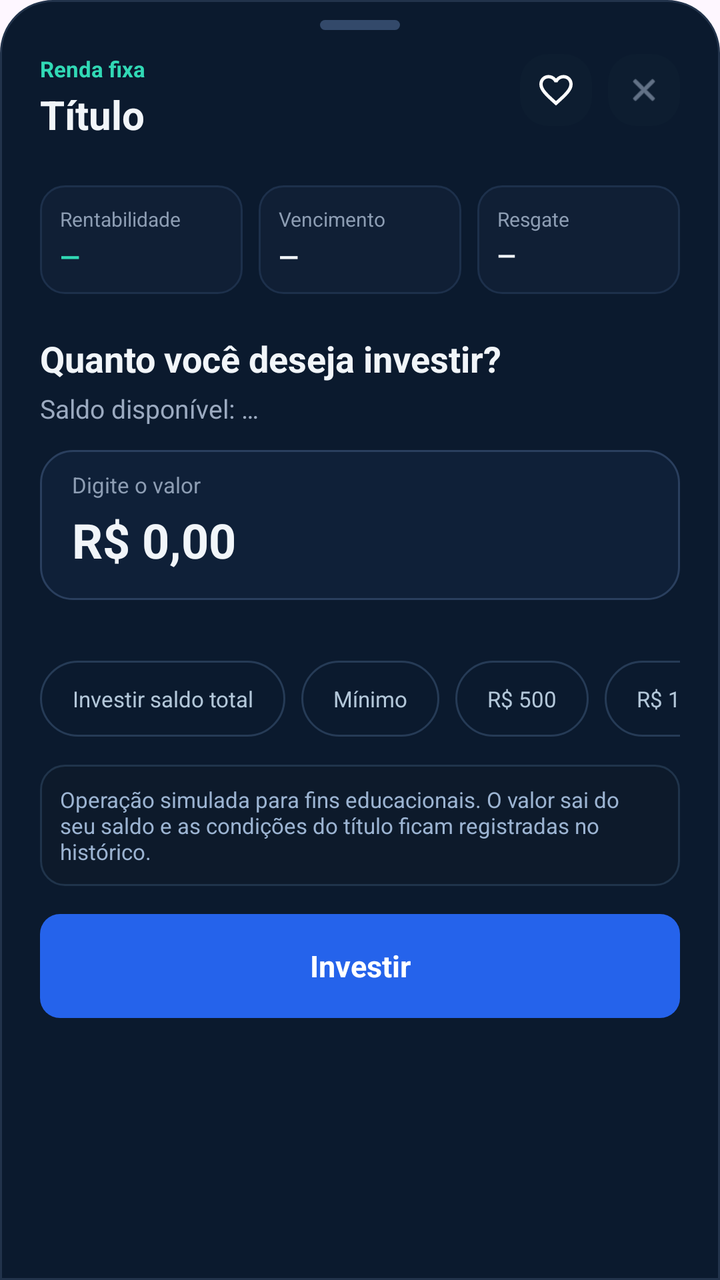
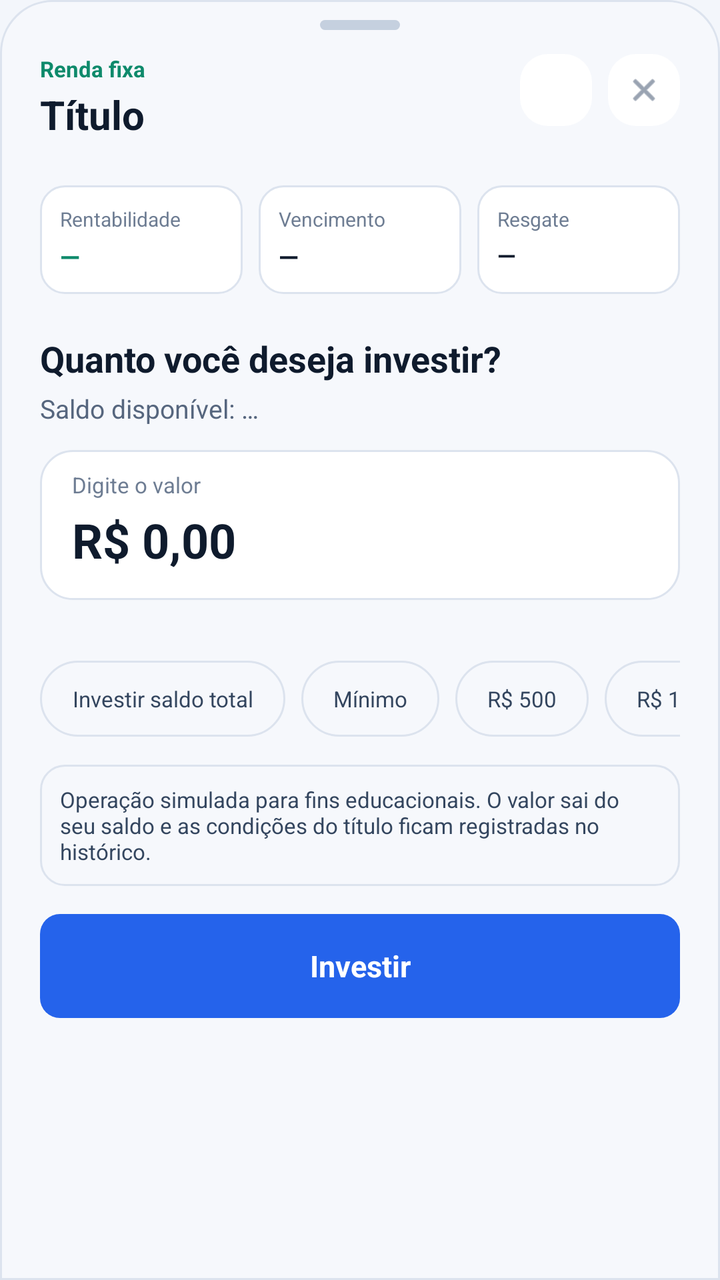

Before-and-after screenshots of an Android layout around one commit, followed by the original layout XML and the change that was made.
<!-- AndroidManifest.xml: application theme Theme.AccurancyMobileApp -->
<!-- res/layout/sheet_investir_renda_fixa.xml -->
<?xml version="1.0" encoding="utf-8"?>
<LinearLayout xmlns:android="http://schemas.android.com/apk/res/android"
    xmlns:app="http://schemas.android.com/apk/res-auto"
    android:layout_width="match_parent"
    android:layout_height="wrap_content"
    android:background="@drawable/bg_bottom_sheet_card"
    android:orientation="vertical">

    <View
        android:layout_width="40dp"
        android:layout_height="5dp"
        android:layout_gravity="center_horizontal"
        android:layout_marginTop="10dp"
        android:background="@drawable/bg_sheet_handle" />

    <ScrollView
        android:layout_width="match_parent"
        android:layout_height="wrap_content"
        android:overScrollMode="never"
        android:scrollbars="none">

        <LinearLayout
            android:id="@+id/conteudoSheetRf"
            android:layout_width="match_parent"
            android:layout_height="wrap_content"
            android:orientation="vertical"
            android:paddingHorizontal="20dp"
            android:paddingTop="12dp"
            android:paddingBottom="20dp">

            
            <RelativeLayout
                android:id="@+id/blocoTituloSheet"
                android:layout_width="match_parent"
                android:layout_height="wrap_content">

                <LinearLayout
                    android:layout_width="match_parent"
                    android:layout_height="wrap_content"
                    android:layout_marginEnd="92dp"
                    android:orientation="vertical">

                    <TextView
                        android:id="@+id/tvSheetTipo"
                        android:layout_width="wrap_content"
                        android:layout_height="wrap_content"
                        android:text="Renda fixa"
                        android:textColor="#31D9B5"
                        android:textSize="11sp"
                        android:textStyle="bold" />

                    <TextView
                        android:id="@+id/tvSheetNome"
                        android:layout_width="match_parent"
                        android:layout_height="wrap_content"
                        android:layout_marginTop="2dp"
                        android:text="Título"
                        android:textColor="#F1F5F9"
                        android:textSize="20sp"
                        android:textStyle="bold" />

                    <LinearLayout
                        android:layout_width="wrap_content"
                        android:layout_height="wrap_content"
                        android:layout_marginTop="8dp"
                        android:orientation="horizontal">

                        <TextView
                            android:id="@+id/tvSheetSeloFgc"
                            android:layout_width="wrap_content"
                            android:layout_height="wrap_content"
                            android:background="@drawable/bg_selo_titulo"
                            android:paddingHorizontal="8dp"
                            android:paddingVertical="3dp"
                            android:text="Garantia FGC"
                            android:textColor="#B3C7D9"
                            android:textSize="10sp"
                            android:visibility="gone" />

                        <TextView
                            android:id="@+id/tvSheetSeloIr"
                            android:layout_width="wrap_content"
                            android:layout_height="wrap_content"
                            android:layout_marginStart="6dp"
                            android:background="@drawable/bg_selo_titulo"
                            android:paddingHorizontal="8dp"
                            android:paddingVertical="3dp"
                            android:text="Isento de IR"
                            android:textColor="#31D9B5"
                            android:textSize="10sp"
                            android:visibility="gone" />
                    </LinearLayout>
                </LinearLayout>

                <ImageView
                    android:id="@+id/btnFavoritoSheet"
                    android:layout_width="36dp"
                    android:layout_height="36dp"
                    android:layout_alignParentEnd="true"
                    android:layout_marginEnd="44dp"
                    android:background="@drawable/bg_icon_button"
                    android:clickable="true"
                    android:contentDescription="Adicionar aos favoritos"
                    android:focusable="true"
                    android:padding="8dp"
                    android:src="@drawable/ic_favorito_vazio" />

                <ImageView
                    android:id="@+id/btnFecharSheet"
                    android:layout_width="36dp"
                    android:layout_height="36dp"
                    android:layout_alignParentEnd="true"
                    android:background="@drawable/bg_icon_button"
                    android:clickable="true"
                    android:contentDescription="Fechar"
                    android:focusable="true"
                    android:padding="9dp"
                    android:src="@android:drawable/ic_menu_close_clear_cancel"
                    app:tint="#9BAAC0" />
            </RelativeLayout>

            
            <LinearLayout
                android:id="@+id/blocoResumoSheet"
                android:layout_width="match_parent"
                android:layout_height="wrap_content"
                android:layout_marginTop="14dp"
                android:baselineAligned="false"
                android:orientation="horizontal"
                android:weightSum="3">

                <LinearLayout
                    android:layout_width="0dp"
                    android:layout_height="match_parent"
                    android:layout_weight="1"
                    android:background="@drawable/bg_sheet_info_tile"
                    android:orientation="vertical"
                    android:padding="10dp">

                    <TextView
                        android:layout_width="wrap_content"
                        android:layout_height="wrap_content"
                        android:text="Rentabilidade"
                        android:textColor="#8D9DB3"
                        android:textSize="10sp" />

                    <TextView
                        android:id="@+id/tvSheetRentabilidade"
                        android:layout_width="wrap_content"
                        android:layout_height="wrap_content"
                        android:layout_marginTop="3dp"
                        android:text="—"
                        android:textColor="#31D9B5"
                        android:textSize="13sp"
                        android:textStyle="bold" />
                </LinearLayout>

                <LinearLayout
                    android:layout_width="0dp"
                    android:layout_height="match_parent"
                    android:layout_marginStart="8dp"
                    android:layout_weight="1"
                    android:background="@drawable/bg_sheet_info_tile"
                    android:orientation="vertical"
                    android:padding="10dp">

                    <TextView
                        android:layout_width="wrap_content"
                        android:layout_height="wrap_content"
                        android:text="Vencimento"
                        android:textColor="#8D9DB3"
                        android:textSize="10sp" />

                    <TextView
                        android:id="@+id/tvSheetVencimento"
                        android:layout_width="wrap_content"
                        android:layout_height="wrap_content"
                        android:layout_marginTop="3dp"
                        android:text="—"
                        android:textColor="#F1F5F9"
                        android:textSize="13sp"
                        android:textStyle="bold" />
                </LinearLayout>

                <LinearLayout
                    android:layout_width="0dp"
                    android:layout_height="match_parent"
                    android:layout_marginStart="8dp"
                    android:layout_weight="1"
                    android:background="@drawable/bg_sheet_info_tile"
                    android:orientation="vertical"
                    android:padding="10dp">

                    <TextView
                        android:layout_width="wrap_content"
                        android:layout_height="wrap_content"
                        android:text="Resgate"
                        android:textColor="#8D9DB3"
                        android:textSize="10sp" />

                    <TextView
                        android:id="@+id/tvSheetLiquidez"
                        android:layout_width="wrap_content"
                        android:layout_height="wrap_content"
                        android:layout_marginTop="3dp"
                        android:ellipsize="end"
                        android:maxLines="2"
                        android:text="—"
                        android:textColor="#F1F5F9"
                        android:textSize="12sp"
                        android:textStyle="bold" />
                </LinearLayout>
            </LinearLayout>

            
            <TextView
                android:id="@+id/tvSheetPergunta"
                android:layout_width="match_parent"
                android:layout_height="wrap_content"
                android:layout_marginTop="20dp"
                android:text="Quanto você deseja investir?"
                android:textColor="#F1F5F9"
                android:textSize="18sp"
                android:textStyle="bold" />

            <TextView
                android:id="@+id/tvSheetSaldo"
                android:layout_width="match_parent"
                android:layout_height="wrap_content"
                android:layout_marginTop="4dp"
                android:text="Saldo disponível: …"
                android:textColor="#9BAAC0"
                android:textSize="13sp" />

            
            <LinearLayout
                android:id="@+id/campoValorSheet"
                android:layout_width="match_parent"
                android:layout_height="wrap_content"
                android:layout_marginTop="12dp"
                android:background="@drawable/bg_campo_valor_sheet"
                android:orientation="vertical"
                android:paddingHorizontal="16dp"
                android:paddingVertical="10dp">

                <TextView
                    android:layout_width="wrap_content"
                    android:layout_height="wrap_content"
                    android:text="Digite o valor"
                    android:textColor="#8D9DB3"
                    android:textSize="11sp" />

                <EditText
                    android:id="@+id/etValorSheet"
                    android:layout_width="match_parent"
                    android:layout_height="wrap_content"
                    android:background="@null"
                    android:importantForAutofill="no"
                    android:inputType="number"
                    android:maxLength="18"
                    android:paddingHorizontal="0dp"
                    android:paddingVertical="4dp"
                    android:singleLine="true"
                    android:text="R$ 0,00"
                    android:textColor="#F1F5F9"
                    android:textSize="24sp"
                    android:textStyle="bold" />
            </LinearLayout>

            <TextView
                android:id="@+id/tvSheetAviso"
                android:layout_width="match_parent"
                android:layout_height="wrap_content"
                android:layout_marginTop="6dp"
                android:text=" "
                android:textColor="#829BB9"
                android:textSize="12sp" />

            
            <HorizontalScrollView
                android:id="@+id/blocoAtalhosSheet"
                android:layout_width="match_parent"
                android:layout_height="wrap_content"
                android:layout_marginTop="8dp"
                android:overScrollMode="never"
                android:scrollbars="none">

                <LinearLayout
                    android:layout_width="wrap_content"
                    android:layout_height="wrap_content"
                    android:orientation="horizontal">

                    <TextView
                        android:id="@+id/chipSaldoTotal"
                        style="@style/ValorRapidoDeposito"
                        android:layout_width="wrap_content"
                        android:paddingHorizontal="16dp"
                        android:text="Investir saldo total" />

                    <TextView
                        android:id="@+id/chipMinimo"
                        style="@style/ValorRapidoDeposito"
                        android:layout_width="wrap_content"
                        android:layout_marginStart="8dp"
                        android:paddingHorizontal="16dp"
                        android:text="Mínimo" />

                    <TextView
                        android:id="@+id/chip500"
                        style="@style/ValorRapidoDeposito"
                        android:layout_width="wrap_content"
                        android:layout_marginStart="8dp"
                        android:paddingHorizontal="16dp"
                        android:text="R$ 500" />

                    <TextView
                        android:id="@+id/chip1000"
                        style="@style/ValorRapidoDeposito"
                        android:layout_width="wrap_content"
                        android:layout_marginStart="8dp"
                        android:paddingHorizontal="16dp"
                        android:text="R$ 1.000" />
                </LinearLayout>
            </HorizontalScrollView>

            <TextView
                android:id="@+id/tvSheetNota"
                android:layout_width="match_parent"
                android:layout_height="wrap_content"
                android:layout_marginTop="14dp"
                android:background="@drawable/bg_buy_asset_notice"
                android:padding="10dp"
                android:text="Operação simulada para fins educacionais. O valor sai do seu saldo e as condições do título ficam registradas no histórico."
                android:textColor="#9CB4D2"
                android:textSize="11sp" />

            <TextView
                android:id="@+id/btnInvestirSheet"
                android:layout_width="match_parent"
                android:layout_height="52dp"
                android:layout_marginTop="14dp"
                android:background="@drawable/bg_btn_primary"
                android:clickable="true"
                android:focusable="true"
                android:gravity="center"
                android:text="Investir"
                android:textColor="@android:color/white"
                android:textSize="15sp"
                android:textStyle="bold" />
        </LinearLayout>
    </ScrollView>
</LinearLayout>
<!-- resources referenced by this layout -->
<resources>
  <!-- drawable bg_bottom_sheet_card (drawable) -->
  <?xml version="1.0" encoding="utf-8"?>
  <shape xmlns:android="http://schemas.android.com/apk/res/android">
      <solid android:color="#0B1A2E" />
      <stroke
          android:width="1dp"
          android:color="#22334B" />
      <corners
          android:topLeftRadius="26dp"
          android:topRightRadius="26dp" />
  </shape>
  <!-- drawable bg_btn_primary (drawable) -->
  <?xml version="1.0" encoding="utf-8"?>
  <selector xmlns:android="http://schemas.android.com/apk/res/android">
      
      <item android:state_pressed="true">
          <shape android:shape="rectangle">
              <solid android:color="#1D4ED8" />
              <corners android:radius="10dp" />
          </shape>
      </item>
      
      <item>
          <shape android:shape="rectangle">
              <solid android:color="@color/btn_primary" />
              <corners android:radius="10dp" />
          </shape>
      </item>
  </selector>
  <!-- drawable bg_buy_asset_notice (drawable) -->
  <?xml version="1.0" encoding="utf-8"?>
  <shape xmlns:android="http://schemas.android.com/apk/res/android" android:shape="rectangle">
      <solid android:color="#0D1A2B" />
      <stroke android:width="1dp" android:color="#20344B" />
      <corners android:radius="12dp" />
  </shape>
  <!-- drawable bg_campo_valor_sheet (drawable) -->
  <?xml version="1.0" encoding="utf-8"?>
  <selector xmlns:android="http://schemas.android.com/apk/res/android">
      <item android:state_focused="true">
          <shape android:shape="rectangle">
              <solid android:color="#0F2038" />
              <stroke
                  android:width="1.5dp"
                  android:color="#2563EB" />
              <corners android:radius="16dp" />
          </shape>
      </item>
      <item>
          <shape android:shape="rectangle">
              <solid android:color="#0F2038" />
              <stroke
                  android:width="1dp"
                  android:color="#2A3F5E" />
              <corners android:radius="16dp" />
          </shape>
      </item>
  </selector>
  <!-- drawable bg_selo_titulo (drawable) -->
  <?xml version="1.0" encoding="utf-8"?>
  <shape xmlns:android="http://schemas.android.com/apk/res/android">
      <solid android:color="#25364C" />
      <corners android:radius="6dp" />
  </shape>
  <!-- drawable bg_sheet_handle (drawable) -->
  <?xml version="1.0" encoding="utf-8"?>
  <shape xmlns:android="http://schemas.android.com/apk/res/android">
      <solid android:color="#33496A" />
      <corners android:radius="3dp" />
  </shape>
  <!-- drawable bg_sheet_info_tile (drawable) -->
  <?xml version="1.0" encoding="utf-8"?>
  <shape xmlns:android="http://schemas.android.com/apk/res/android">
      <solid android:color="#101F35" />
      <stroke
          android:width="1dp"
          android:color="#1D304B" />
      <corners android:radius="12dp" />
  </shape>
  <style name="ValorRapidoDeposito">
          <item name="android:layout_height">38dp</item>
          <item name="android:background">@drawable/bg_valor_rapido</item>
          <item name="android:gravity">center</item>
          <item name="android:clickable">true</item>
          <item name="android:focusable">true</item>
          <item name="android:textColor">#B3C7D9</item>
          <item name="android:textSize">11sp</item>
      </style>
  <color name="btn_primary">#2563EB</color>
  <color name="card_background">#0D1D30</color>
  <!-- drawable bg_valor_rapido (drawable) -->
  <?xml version="1.0" encoding="utf-8"?>
  <shape xmlns:android="http://schemas.android.com/apk/res/android">
      <solid android:color="@android:color/transparent" />
      <stroke
          android:width="1dp"
          android:color="#263B56" />
      <corners android:radius="20dp" />
  </shape>
  <style name="Base.Theme.AccurancyMobileApp" parent="Theme.Material3.DayNight.NoActionBar">
          
          
  
      </style>
  <!-- unchanged entries left out for length: 3 -->
</resources>

<!-- the commit's change to res/layout/sheet_investir_renda_fixa.xml (unified diff, before → after) -->
@@ -45,7 +45,7 @@
                         android:layout_width="wrap_content"
                         android:layout_height="wrap_content"
                         android:text="Renda fixa"
-                        android:textColor="#31D9B5"
+                        android:textColor="@color/positivo_destaque"
                         android:textSize="11sp"
                         android:textStyle="bold" />
 
@@ -55,7 +55,7 @@
                         android:layout_height="wrap_content"
                         android:layout_marginTop="2dp"
                         android:text="Título"
-                        android:textColor="#F1F5F9"
+                        android:textColor="@color/text_primary"
                         android:textSize="20sp"
                         android:textStyle="bold" />
 
@@ -73,7 +73,7 @@
                             android:paddingHorizontal="8dp"
                             android:paddingVertical="3dp"
                             android:text="Garantia FGC"
-                            android:textColor="#B3C7D9"
+                            android:textColor="@color/texto_suave"
                             android:textSize="10sp"
                             android:visibility="gone" />
 
@@ -86,7 +86,7 @@
                             android:paddingHorizontal="8dp"
                             android:paddingVertical="3dp"
                             android:text="Isento de IR"
-                            android:textColor="#31D9B5"
+                            android:textColor="@color/positivo_destaque"
                             android:textSize="10sp"
                             android:visibility="gone" />
                     </LinearLayout>
@@ -116,7 +116,7 @@
                     android:focusable="true"
                     android:padding="9dp"
                     android:src="@android:drawable/ic_menu_close_clear_cancel"
-                    app:tint="#9BAAC0" />
+                    app:tint="@color/text_secondary" />
             </RelativeLayout>
 
             
@@ -141,7 +141,7 @@
                         android:layout_width="wrap_content"
                         android:layout_height="wrap_content"
                         android:text="Rentabilidade"
-                        android:textColor="#8D9DB3"
+                        android:textColor="@color/texto_fraco"
                         android:textSize="10sp" />
 
                     <TextView
@@ -150,7 +150,7 @@
                         android:layout_height="wrap_content"
                         android:layout_marginTop="3dp"
                         android:text="—"
-                        android:textColor="#31D9B5"
+                        android:textColor="@color/positivo_destaque"
                         android:textSize="13sp"
                         android:textStyle="bold" />
                 </LinearLayout>
@@ -168,7 +168,7 @@
                         android:layout_width="wrap_content"
                         android:layout_height="wrap_content"
                         android:text="Vencimento"
-                        android:textColor="#8D9DB3"
+                        android:textColor="@color/texto_fraco"
                         android:textSize="10sp" />
 
                     <TextView
@@ -177,7 +177,7 @@
                         android:layout_height="wrap_content"
                         android:layout_marginTop="3dp"
                         android:text="—"
-                        android:textColor="#F1F5F9"
+                        android:textColor="@color/text_primary"
                         android:textSize="13sp"
                         android:textStyle="bold" />
                 </LinearLayout>
@@ -195,7 +195,7 @@
                         android:layout_width="wrap_content"
                         android:layout_height="wrap_content"
                         android:text="Resgate"
-                        android:textColor="#8D9DB3"
+                        android:textColor="@color/texto_fraco"
                         android:textSize="10sp" />
 
                     <TextView
@@ -206,7 +206,7 @@
                         android:ellipsize="end"
                         android:maxLines="2"
                         android:text="—"
-                        android:textColor="#F1F5F9"
+                        android:textColor="@color/text_primary"
                         android:textSize="12sp"
                         android:textStyle="bold" />
                 </LinearLayout>
@@ -219,7 +219,7 @@
                 android:layout_height="wrap_content"
                 android:layout_marginTop="20dp"
                 android:text="Quanto você deseja investir?"
-                android:textColor="#F1F5F9"
+                android:textColor="@color/text_primary"
                 android:textSize="18sp"
                 android:textStyle="bold" />
 
@@ -229,7 +229,7 @@
                 android:layout_height="wrap_content"
                 android:layout_marginTop="4dp"
                 android:text="Saldo disponível: …"
-                android:textColor="#9BAAC0"
+                android:textColor="@color/text_secondary"
                 android:textSize="13sp" />
 
             
@@ -247,7 +247,7 @@
                     android:layout_width="wrap_content"
                     android:layout_height="wrap_content"
                     android:text="Digite o valor"
-                    android:textColor="#8D9DB3"
+                    android:textColor="@color/texto_fraco"
                     android:textSize="11sp" />
 
                 <EditText
@@ -262,7 +262,7 @@
                     android:paddingVertical="4dp"
                     android:singleLine="true"
                     android:text="R$ 0,00"
-                    android:textColor="#F1F5F9"
+                    android:textColor="@color/text_primary"
                     android:textSize="24sp"
                     android:textStyle="bold" />
             </LinearLayout>
@@ -273,7 +273,7 @@
                 android:layout_height="wrap_content"
                 android:layout_marginTop="6dp"
                 android:text=" "
-                android:textColor="#829BB9"
+                android:textColor="@color/texto_fraco"
                 android:textSize="12sp" />
 
             
@@ -331,7 +331,7 @@
                 android:background="@drawable/bg_buy_asset_notice"
                 android:padding="10dp"
                 android:text="Operação simulada para fins educacionais. O valor sai do seu saldo e as condições do título ficam registradas no histórico."
-                android:textColor="#9CB4D2"
+                android:textColor="@color/texto_suave"
                 android:textSize="11sp" />
 
             <TextView
<!-- resource entries referenced after the edit -->
@@ -1,12 +1,17 @@
 <!-- resources referenced by this layout -->
 <resources>
+  <color name="positivo_destaque">#FF0E8A6B</color>
+  <color name="text_primary">#FF0F1B2D</color>
+  <color name="text_secondary">#FF56667E</color>
+  <color name="texto_fraco">#FF6E7D93</color>
+  <color name="texto_suave">#FF34465F</color>
   <!-- drawable bg_bottom_sheet_card (drawable) -->
   <?xml version="1.0" encoding="utf-8"?>
   <shape xmlns:android="http://schemas.android.com/apk/res/android">
-      <solid android:color="#0B1A2E" />
+      <solid android:color="@color/superficie_campo" />
       <stroke
           android:width="1dp"
-          android:color="#22334B" />
+          android:color="@color/borda" />
       <corners
           android:topLeftRadius="26dp"
           android:topRightRadius="26dp" />
@@ -17,7 +22,7 @@
       
       <item android:state_pressed="true">
           <shape android:shape="rectangle">
-              <solid android:color="#1D4ED8" />
+              <solid android:color="@color/primaria_forte" />
               <corners android:radius="10dp" />
           </shape>
       </item>
@@ -32,8 +37,8 @@
   <!-- drawable bg_buy_asset_notice (drawable) -->
   <?xml version="1.0" encoding="utf-8"?>
   <shape xmlns:android="http://schemas.android.com/apk/res/android" android:shape="rectangle">
-      <solid android:color="#0D1A2B" />
-      <stroke android:width="1dp" android:color="#20344B" />
+      <solid android:color="@color/superficie_campo" />
+      <stroke android:width="1dp" android:color="@color/borda" />
       <corners android:radius="12dp" />
   </shape>
   <!-- drawable bg_campo_valor_sheet (drawable) -->
@@ -41,19 +46,19 @@
   <selector xmlns:android="http://schemas.android.com/apk/res/android">
       <item android:state_focused="true">
           <shape android:shape="rectangle">
-              <solid android:color="#0F2038" />
+              <solid android:color="@color/card_background" />
               <stroke
                   android:width="1.5dp"
-                  android:color="#2563EB" />
+                  android:color="@color/primary_blue" />
               <corners android:radius="16dp" />
           </shape>
       </item>
       <item>
           <shape android:shape="rectangle">
-              <solid android:color="#0F2038" />
+              <solid android:color="@color/card_background" />
               <stroke
                   android:width="1dp"
-                  android:color="#2A3F5E" />
+                  android:color="@color/borda" />
               <corners android:radius="16dp" />
           </shape>
       </item>
@@ -61,22 +66,22 @@
   <!-- drawable bg_selo_titulo (drawable) -->
   <?xml version="1.0" encoding="utf-8"?>
   <shape xmlns:android="http://schemas.android.com/apk/res/android">
-      <solid android:color="#25364C" />
+      <solid android:color="@color/fundo_icone" />
       <corners android:radius="6dp" />
   </shape>
   <!-- drawable bg_sheet_handle (drawable) -->
   <?xml version="1.0" encoding="utf-8"?>
   <shape xmlns:android="http://schemas.android.com/apk/res/android">
-      <solid android:color="#33496A" />
+      <solid android:color="@color/borda_forte" />
       <corners android:radius="3dp" />
   </shape>
   <!-- drawable bg_sheet_info_tile (drawable) -->
   <?xml version="1.0" encoding="utf-8"?>
   <shape xmlns:android="http://schemas.android.com/apk/res/android">
-      <solid android:color="#101F35" />
+      <solid android:color="@color/card_background" />
       <stroke
           android:width="1dp"
-          android:color="#1D304B" />
+          android:color="@color/borda" />
       <corners android:radius="12dp" />
   </shape>
   <style name="ValorRapidoDeposito">
@@ -85,25 +90,64 @@
           <item name="android:gravity">center</item>
           <item name="android:clickable">true</item>
           <item name="android:focusable">true</item>
-          <item name="android:textColor">#B3C7D9</item>
+          <item name="android:textColor">@color/texto_suave</item>
           <item name="android:textSize">11sp</item>
       </style>
-  <color name="btn_primary">#2563EB</color>
-  <color name="card_background">#0D1D30</color>
+  <color name="superficie_campo">#FFF6F8FC</color>
+  <color name="borda">#FFDCE3EE</color>
+  <color name="primaria_forte">#FF1D4ED8</color>
+  <color name="btn_primary">#FF2563EB</color>
+  <color name="card_background">#FFFFFFFF</color>
+  <color name="primary_blue">#FF2563EB</color>
+  <color name="fundo_icone">#FFEAF1FF</color>
+  <color name="borda_forte">#FFC5D0DF</color>
   <!-- drawable bg_valor_rapido (drawable) -->
   <?xml version="1.0" encoding="utf-8"?>
   <shape xmlns:android="http://schemas.android.com/apk/res/android">
       <solid android:color="@android:color/transparent" />
       <stroke
           android:width="1dp"
-          android:color="#263B56" />
+          android:color="@color/borda" />
       <corners android:radius="20dp" />
   </shape>
   <style name="Base.Theme.AccurancyMobileApp" parent="Theme.Material3.DayNight.NoActionBar">
+          <item name="colorPrimary">@color/primary_blue</item>
+          <item name="colorOnPrimary">@color/white</item>
+          <item name="colorPrimaryContainer">@color/superficie_selecionada</item>
+          <item name="colorOnPrimaryContainer">@color/text_primary</item>
+          <item name="colorSecondary">@color/link</item>
+          <item name="colorSurface">@color/card_background</item>
+          <item name="colorOnSurface">@color/text_primary</item>
+          <item name="colorOnSurfaceVariant">@color/text_secondary</item>
+          <item name="colorOnSecondary">@color/white</item>
+          <item name="colorSecondaryContainer">@color/superficie_selecionada</item>
+          <item name="colorOnSecondaryContainer">@color/text_primary</item>
           
-          
-  
+          <item name="colorSurfaceVariant">@color/card_background_2</item>
+          <item name="colorSurfaceContainerLowest">@color/card_background</item>
+          <item name="colorSurfaceContainerLow">@color/card_background</item>
+          <item name="colorSurfaceContainer">@color/card_background_2</item>
+          <item name="colorSurfaceContainerHigh">@color/card_background</item>
+          <item name="colorSurfaceContainerHighest">@color/trilho</item>
+          <item name="colorOutline">@color/borda_forte</item>
+          <item name="colorOutlineVariant">@color/borda</item>
+          <item name="colorError">@color/negativo_destaque</item>
+          <item name="android:colorBackground">@color/bg_deep</item>
+          <item name="android:windowBackground">@color/bg_deep</item>
+          <item name="android:textColorPrimary">@color/text_primary</item>
+          <item name="android:textColorSecondary">@color/text_secondary</item>
+          <item name="android:textColorHint">@color/text_placeholder</item>
+          <item name="android:windowLightStatusBar">@bool/barras_sistema_claras</item>
+          <item name="android:windowLightNavigationBar" tools:targetApi="27">@bool/barras_sistema_claras</item>
       </style>
+  <color name="white">#FFFFFFFF</color>
+  <color name="superficie_selecionada">#FFE4EDFD</color>
+  <color name="link">#FF1D5BD8</color>
+  <color name="card_background_2">#FFF1F5FA</color>
+  <color name="trilho">#FFE3E9F2</color>
+  <color name="negativo_destaque">#FFD93545</color>
+  <color name="bg_deep">#FFF3F6FB</color>
+  <color name="text_placeholder">#FF8A97AB</color>
   <!-- unchanged entries left out for length: 3 -->
 </resources>
 
